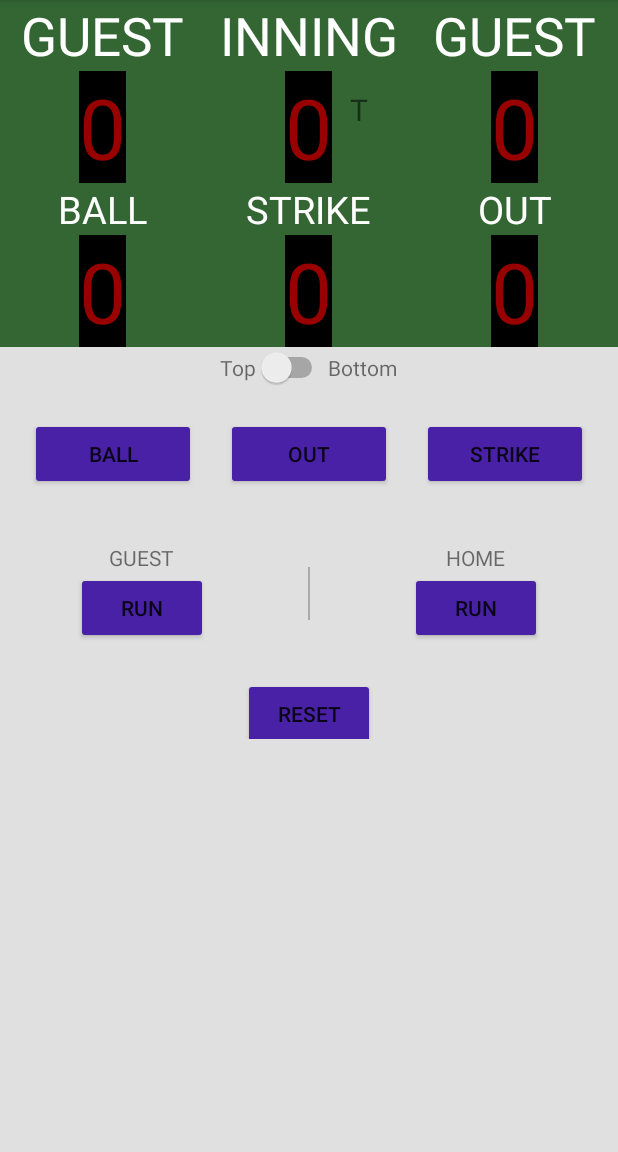
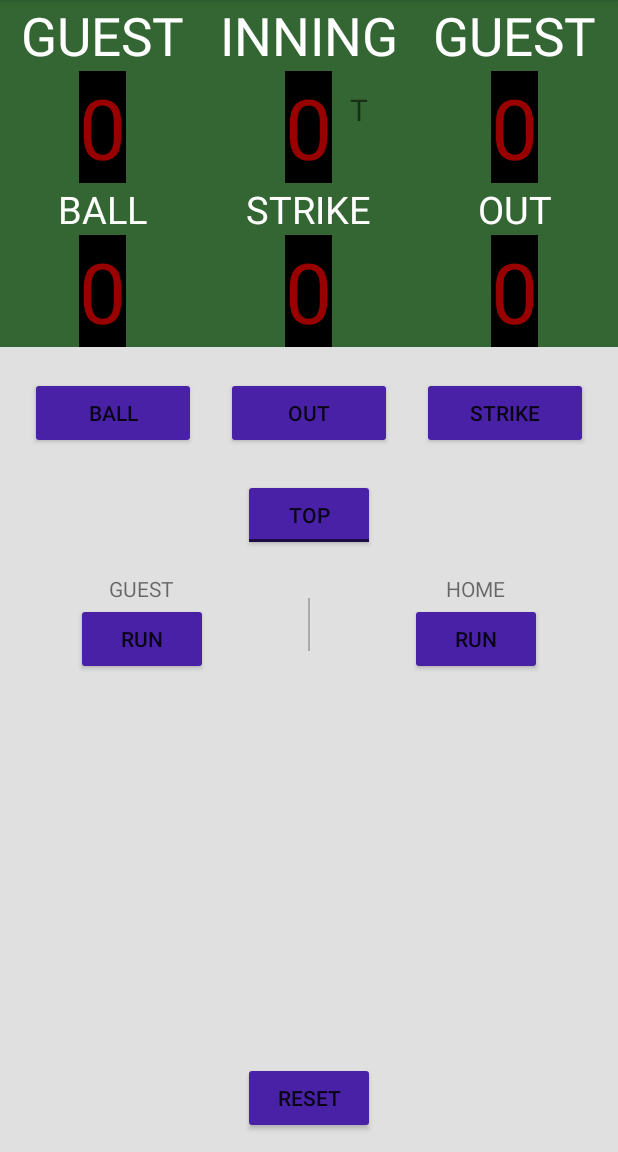
Before and after one commit to sshmm/BaseBallScore, an Android app: the screen it shows after launch (MainActivity), on a phone screen of 412 x 824 dp, the part 84-1236 px from its top. Run offline under Robolectric (Android 15) with nearby library versions, the phone set to English and light mode, and no system bars.

Commit message:
switching from LinearLayout to RelativeLayout

```diff
--- a/app/src/main/res/layout/activity_main.xml
+++ b/app/src/main/res/layout/activity_main.xml
@@ -1,262 +1,255 @@
 <?xml version="1.0" encoding="utf-8"?>
-<LinearLayout
-    xmlns:android="http://schemas.android.com/apk/res/android"
+<RelativeLayout xmlns:android="http://schemas.android.com/apk/res/android"
     xmlns:app="http://schemas.android.com/apk/res-auto"
     xmlns:tools="http://schemas.android.com/tools"
     android:layout_width="match_parent"
     android:layout_height="match_parent"
+    android:background="#e0e0e0"
     android:orientation="vertical"
-    android:background="#e0e0e0"
     tools:context=".MainActivity">
 
     <LinearLayout
+        android:id="@+id/score_board"
         android:layout_width="match_parent"
         android:layout_height="wrap_content"
-    android:orientation="horizontal"
-    android:background="#336633">
+        android:layout_alignParentTop="true"
+        android:background="#336633"
+        android:orientation="horizontal">
+
         <RelativeLayout
             android:layout_width="0dp"
             android:layout_height="match_parent"
             android:layout_weight="1">
+
             <TextView
                 android:id="@+id/GUEST_VIEW"
                 android:layout_width="wrap_content"
                 android:layout_height="wrap_content"
-            android:textSize="35sp"
-            android:textColor="#ffffff"
+                android:layout_alignParentTop="true"
+                android:layout_centerHorizontal="true"
                 android:text="Guest"
                 android:textAllCaps="true"
-            android:layout_alignParentTop="true"
-            android:layout_centerHorizontal="true"/>
+                android:textColor="#ffffff"
+                android:textSize="35sp" />
 
             <TextView
                 android:layout_width="wrap_content"
                 android:layout_height="wrap_content"
-            android:text="0"
                 android:layout_below="@+id/GUEST_VIEW"
                 android:layout_centerHorizontal="true"
+                android:background="#000000"
+                android:text="0"
                 android:textColor="#990000"
-            android:background="#000000"
-            android:textSize="56sp"/>
-    </RelativeLayout>
-    <RelativeLayout
-        android:layout_width="0dp"
-        android:layout_height="match_parent"
-        android:layout_weight="1">
-        <TextView
-            android:id="@+id/INNING_VIEW"
-            android:layout_width="wrap_content"
-            android:layout_height="wrap_content"
-            android:textSize="35sp"
-            android:textColor="#ffffff"
-            android:text="INNING"
-            android:textAllCaps="true"
-            android:layout_alignParentTop="true"
-            android:layout_centerHorizontal="true"/>
-
-        <TextView
-            android:id="@+id/INNING_Number"
-            android:layout_width="wrap_content"
-            android:layout_height="wrap_content"
-            android:text="0"
-            android:layout_below="@+id/INNING_VIEW"
-            android:layout_centerHorizontal="true"
-            android:textColor="#990000"
-            android:background="#000000"
-            android:textSize="56sp"/>
-
-        <TextView
-            android:layout_width="wrap_content"
-            android:layout_height="wrap_content"
-            android:text="T"
-            android:padding="12dp"
-            android:textSize="20sp"
-            android:layout_below="@+id/INNING_VIEW"
-            android:layout_toRightOf="@+id/INNING_Number"/>
+                android:textSize="56sp" />
         </RelativeLayout>
 
         <RelativeLayout
             android:layout_width="0dp"
             android:layout_height="match_parent"
             android:layout_weight="1">
+
             <TextView
-            android:id="@+id/HOME_VIEW"
+                android:id="@+id/INNING_VIEW"
                 android:layout_width="wrap_content"
                 android:layout_height="wrap_content"
-            android:textSize="35sp"
+                android:layout_alignParentTop="true"
+                android:layout_centerHorizontal="true"
+                android:text="INNING"
+                android:textAllCaps="true"
                 android:textColor="#ffffff"
-            android:text="Guest"
-            android:textAllCaps="true"
-            android:layout_alignParentTop="true"
-            android:layout_centerHorizontal="true"/>
+                android:textSize="35sp" />
+
+            <TextView
+                android:id="@+id/INNING_Number"
+                android:layout_width="wrap_content"
+                android:layout_height="wrap_content"
+                android:layout_below="@+id/INNING_VIEW"
+                android:layout_centerHorizontal="true"
+                android:background="#000000"
+                android:text="0"
+                android:textColor="#990000"
+                android:textSize="56sp" />
 
             <TextView
                 android:layout_width="wrap_content"
                 android:layout_height="wrap_content"
-            android:text="0"
-            android:layout_below="@+id/HOME_VIEW"
-            android:layout_centerHorizontal="true"
-            android:textColor="#990000"
-            android:background="#000000"
-            android:textSize="56sp"/>
-    </RelativeLayout>
-
-</LinearLayout>
-
-
-
-
-    <LinearLayout
-
-
-        android:layout_width="match_parent"
-        android:layout_height="wrap_content"
-        android:orientation="horizontal"
-        android:background="#336633">
-
-        <RelativeLayout
-            android:layout_width="0dp"
-            android:layout_height="match_parent"
-            android:layout_weight="1">
-            <TextView
-                android:id="@+id/BALLVIEW"
-                android:layout_width="wrap_content"
-                android:layout_height="wrap_content"
-                android:textSize="25sp"
-                android:textColor="#ffffff"
-                android:text="BALL"
-                android:textAllCaps="true"
-                android:layout_alignParentTop="true"
-                android:layout_centerHorizontal="true"/>
-
-            <TextView
-                android:layout_width="wrap_content"
-                android:layout_height="wrap_content"
-                android:text="0"
-                android:layout_below="@+id/BALLVIEW"
-                android:layout_centerHorizontal="true"
-                android:textColor="#990000"
-                android:background="#000000"
-                android:textSize="56sp"/>
+                android:layout_below="@+id/INNING_VIEW"
+                android:layout_toRightOf="@+id/INNING_Number"
+                android:padding="12dp"
+                android:text="T"
+                android:textSize="20sp" />
         </RelativeLayout>
 
         <RelativeLayout
             android:layout_width="0dp"
             android:layout_height="match_parent"
             android:layout_weight="1">
+
             <TextView
-                android:id="@+id/STRIKE_VIEW"
+                android:id="@+id/HOME_VIEW"
                 android:layout_width="wrap_content"
                 android:layout_height="wrap_content"
-                android:textSize="25sp"
+                android:layout_alignParentTop="true"
+                android:layout_centerHorizontal="true"
+                android:text="Guest"
+                android:textAllCaps="true"
                 android:textColor="#ffffff"
-                android:text="STRIKE"
-                android:textAllCaps="true"
-                android:layout_alignParentTop="true"
-                android:layout_centerHorizontal="true"/>
+                android:textSize="35sp" />
 
             <TextView
                 android:layout_width="wrap_content"
                 android:layout_height="wrap_content"
+                android:layout_below="@+id/HOME_VIEW"
+                android:layout_centerHorizontal="true"
+                android:background="#000000"
                 android:text="0"
-                android:layout_below="@+id/STRIKE_VIEW"
+                android:textColor="#990000"
+                android:textSize="56sp" />
+        </RelativeLayout>
+
+    </LinearLayout>
+
+
+    <LinearLayout
+
+        android:id="@+id/Ball_strike_count"
+        android:layout_width="match_parent"
+        android:layout_height="wrap_content"
+        android:layout_below="@+id/score_board"
+        android:background="#336633"
+        android:orientation="horizontal">
+
+        <RelativeLayout
+            android:layout_width="0dp"
+            android:layout_height="match_parent"
+            android:layout_weight="1">
+
+            <TextView
+                android:id="@+id/BALLVIEW"
+                android:layout_width="wrap_content"
+                android:layout_height="wrap_content"
+                android:layout_alignParentTop="true"
                 android:layout_centerHorizontal="true"
+                android:text="BALL"
+                android:textAllCaps="true"
+                android:textColor="#ffffff"
+                android:textSize="25sp" />
+
+            <TextView
+                android:layout_width="wrap_content"
+                android:layout_height="wrap_content"
+                android:layout_below="@+id/BALLVIEW"
+                android:layout_centerHorizontal="true"
+                android:background="#000000"
+                android:text="0"
                 android:textColor="#990000"
-                android:background="#000000"
-                android:textSize="56sp"/>
+                android:textSize="56sp" />
         </RelativeLayout>
 
         <RelativeLayout
             android:layout_width="0dp"
             android:layout_height="match_parent"
             android:layout_weight="1">
+
+            <TextView
+                android:id="@+id/STRIKE_VIEW"
+                android:layout_width="wrap_content"
+                android:layout_height="wrap_content"
+                android:layout_alignParentTop="true"
+                android:layout_centerHorizontal="true"
+                android:text="STRIKE"
+                android:textAllCaps="true"
+                android:textColor="#ffffff"
+                android:textSize="25sp" />
+
+            <TextView
+                android:layout_width="wrap_content"
+                android:layout_height="wrap_content"
+                android:layout_below="@+id/STRIKE_VIEW"
+                android:layout_centerHorizontal="true"
+                android:background="#000000"
+                android:text="0"
+                android:textColor="#990000"
+                android:textSize="56sp" />
+        </RelativeLayout>
+
+        <RelativeLayout
+            android:layout_width="0dp"
+            android:layout_height="match_parent"
+            android:layout_weight="1">
+
             <TextView
                 android:id="@+id/OUT_VIEW"
                 android:layout_width="wrap_content"
                 android:layout_height="wrap_content"
-                android:textSize="25sp"
-                android:textColor="#ffffff"
+                android:layout_alignParentTop="true"
+                android:layout_centerHorizontal="true"
                 android:text="OUT"
                 android:textAllCaps="true"
-                android:layout_alignParentTop="true"
-                android:layout_centerHorizontal="true"/>
+                android:textColor="#ffffff"
+                android:textSize="25sp" />
 
             <TextView
                 android:layout_width="wrap_content"
                 android:layout_height="wrap_content"
-                android:text="0"
                 android:layout_below="@+id/OUT_VIEW"
                 android:layout_centerHorizontal="true"
+                android:background="#000000"
+                android:text="0"
                 android:textColor="#990000"
-                android:background="#000000"
-                android:textSize="56sp"/>
+                android:textSize="56sp" />
         </RelativeLayout>
 
     </LinearLayout>
 
     <LinearLayout
-
-
+        android:id="@+id/Ball_strike"
         android:layout_width="match_parent"
         android:layout_height="wrap_content"
-        android:orientation="horizontal"
-        android:gravity="center">
-
-        <TextView
-            android:layout_width="wrap_content"
-            android:layout_height="wrap_content"
-            android:text="Top" />
-
-    <Switch
-        android:id="@+id/switch1"
-        android:layout_width="wrap_content"
-        android:layout_height="wrap_content" />
-
-        <TextView
-            android:layout_width="wrap_content"
-            android:layout_height="wrap_content"
-            android:text="Bottom" />
-
-    </LinearLayout>
-    <LinearLayout
-
-
-        android:layout_width="match_parent"
-        android:layout_height="wrap_content"
+        android:layout_below="@+id/Ball_strike_count"
         android:layout_margin="20dp">
 
         <Button
             android:layout_width="0dp"
             android:layout_height="wrap_content"
-            android:text="Ball"
+            android:layout_marginRight="10dp"
             android:layout_weight="1"
-            android:layout_marginRight="10dp"/>
+            android:text="Ball" />
 
         <Button
             android:layout_width="0dp"
             android:layout_height="wrap_content"
-            android:text="Out"
+            android:layout_marginLeft="10dp"
+            android:layout_marginRight="10dp"
             android:layout_weight="1"
-            android:layout_marginLeft="10dp"
-            android:layout_marginRight="10dp"/>
+            android:text="Out" />
 
         <Button
             android:layout_width="0dp"
             android:layout_height="wrap_content"
+            android:layout_marginLeft="10dp"
             android:layout_weight="1"
-            android:layout_marginLeft="10dp"
-            android:text="Strike"
-           />
+            android:text="Strike" />
 
     </LinearLayout>
 
 
+    <ToggleButton
+        android:id="@+id/toggleButton"
+        android:layout_width="wrap_content"
+        android:layout_height="wrap_content"
+        android:layout_below="@+id/Ball_strike"
+        android:layout_centerHorizontal="true"
+        android:text="ToggleButton"
+        android:textOff="Top"
+        android:textOn="Bottom" />
 
     <LinearLayout
 
-
+        android:id="@+id/score_buttons"
         android:layout_width="match_parent"
         android:layout_height="wrap_content"
+        android:layout_below="@id/toggleButton"
         android:layout_marginTop="15dp"
         android:orientation="horizontal">
 
@@ -265,52 +258,61 @@
             android:layout_width="0dp"
             android:layout_height="wrap_content"
             android:layout_weight="1"
-            android:orientation="vertical"
-            android:gravity="center">
+            android:gravity="center"
+            android:orientation="vertical">
+
             <TextView
                 android:layout_width="wrap_content"
                 android:layout_height="wrap_content"
-                android:text="GUEST"/>
+                android:text="GUEST" />
+
             <Button
                 android:layout_width="wrap_content"
                 android:layout_height="wrap_content"
-                android:text="RUN"/>
+                android:text="RUN" />
 
 
         </LinearLayout>
+
         <View
             android:layout_width="1dp"
             android:layout_height="match_parent"
             android:layout_margin="16dp"
-            android:background="@android:color/darker_gray"/>
+            android:background="@android:color/darker_gray" />
 
         <LinearLayout
 
             android:layout_width="0dp"
             android:layout_height="wrap_content"
             android:layout_weight="1"
-            android:orientation="vertical"
-            android:gravity="center">
+            android:gravity="center"
+            android:orientation="vertical">
+
             <TextView
                 android:layout_width="wrap_content"
                 android:layout_height="wrap_content"
-                android:text="HOME"/>
+                android:text="HOME" />
+
             <Button
                 android:layout_width="wrap_content"
                 android:layout_height="wrap_content"
-                android:text="RUN"/>
+                android:text="RUN" />
 
         </LinearLayout>
 
     </LinearLayout>
+
     <LinearLayout
         android:layout_width="match_parent"
         android:layout_height="wrap_content"
+        android:layout_alignParentBottom="true"
         android:gravity="center">
+
         <Button
             android:layout_width="wrap_content"
             android:layout_height="wrap_content"
-            android:layout_marginTop="15dp"
-            android:text="RESET"/>
+            android:layout_marginBottom="8dp"
+            android:text="RESET" />
     </LinearLayout>
-</LinearLayout>
+
+</RelativeLayout>
```
Lines whose indentation alone changed are shown as unchanged.
